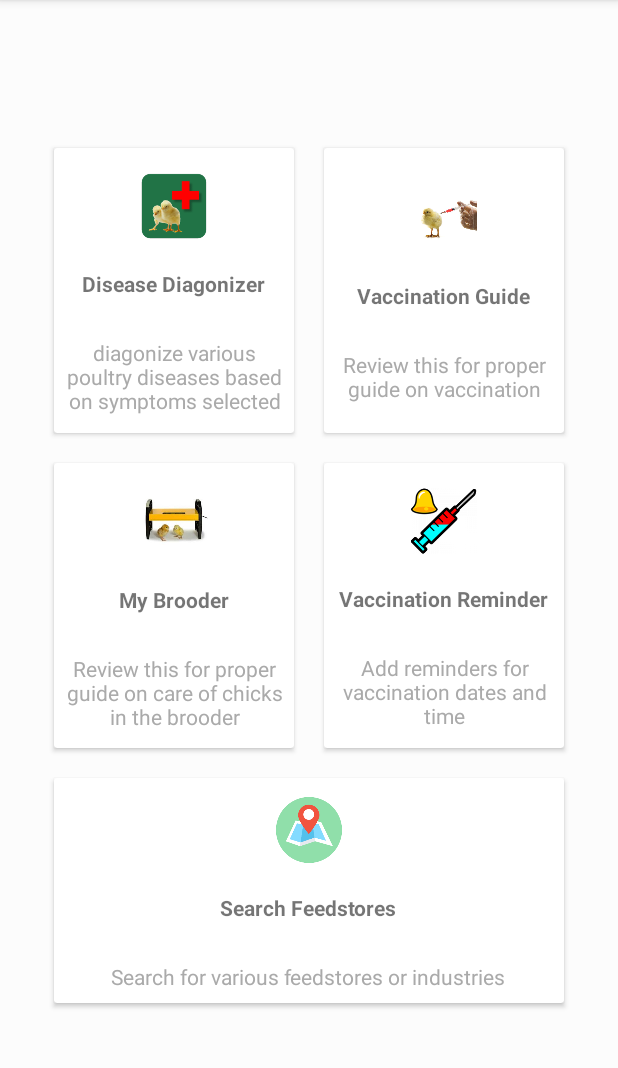
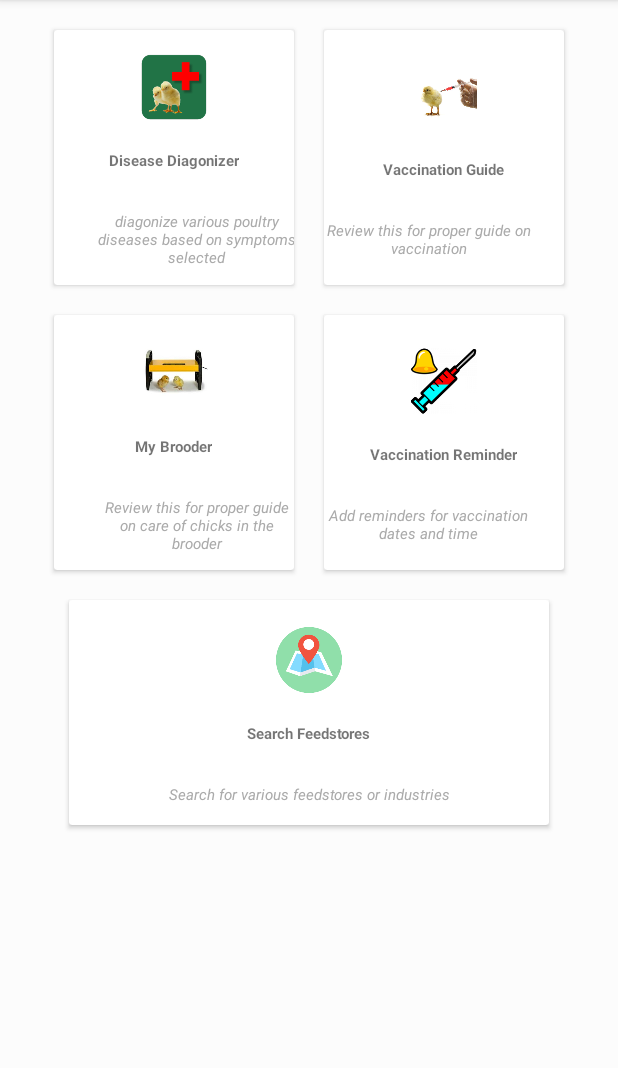
Before and after one commit to DannyMtwenty/M-chick, an Android app: the Homepage screen opened directly, with no data from a screen before it, on a phone screen of 412 x 824 dp, the part 84-1152 px from its top. Run offline under Robolectric (Android 15) with nearby library versions, the phone set to English and light mode, and no system bars.

```diff
--- a/app/src/main/java/com/example/m_chick/Homepage.java
+++ b/app/src/main/java/com/example/m_chick/Homepage.java
@@ -20,6 +20,14 @@ private CardView diseaseCard,vaccinationCard,brooderCard,reminderCard,mapCard;
         reminderCard=(CardView)findViewById(R.id.remindercard);
         mapCard=(CardView)findViewById(R.id.mapcard);
 
+        mapCard.setOnClickListener(new View.OnClickListener() {
+            @Override
+            public void onClick(View view) {
+                Intent intent=new Intent(Homepage.this,Search.class);
+                startActivity(intent);
+            }
+        });
+
         diseaseCard.setOnClickListener(new View.OnClickListener() {
             @Override
             public void onClick(View view) {
@@ -28,4 +36,5 @@ private CardView diseaseCard,vaccinationCard,brooderCard,reminderCard,mapCard;
             }
         });
     }
+
 }
--- a/app/src/main/java/com/example/m_chick/diseaseref.java
+++ b/app/src/main/java/com/example/m_chick/diseaseref.java
@@ -14,7 +14,7 @@ public class diseaseref extends AppCompatActivity {
         setContentView(R.layout.activity_diseaseref);
         WebView webView = new WebView(this);
         setContentView(webView);
-        webView.loadUrl("https://www.cdc.gov/diseasesconditions/index.html");
+        webView.loadUrl("http://www.nafis.go.ke/livestock/poultry-chicken/general-information/poultry-diseases/");
 
         if (getSupportActionBar()!=null) {
             getSupportActionBar().setDisplayHomeAsUpEnabled(true);
--- a/app/src/main/java/com/example/m_chick/symptoms.java
+++ b/app/src/main/java/com/example/m_chick/symptoms.java
@@ -21,7 +21,7 @@ public class symptoms extends AppCompatActivity {
     Button diagonize;
     ArrayList<String> selection = new ArrayList<String>();
     WebView webView;
-    private String GoogleAPI = "AIzaSyDn9sTIpoBxPx5cGhp0X7Tyk0kPBz8Fvys";
+    private String GoogleAPI = "AIzaSyDr5Hooz0gQ2w11777UwKHLyJksYK9UKY0";
 
     @Override
     protected void onCreate(Bundle savedInstanceState) {
--- a/app/src/main/java/com/example/m_chick/welcome.java
+++ b/app/src/main/java/com/example/m_chick/welcome.java
@@ -20,7 +20,7 @@ public class welcome extends AppCompatActivity {
         EasySplashScreen welcome = new EasySplashScreen(welcome.this)
                 .withFullScreen()
                 .withTargetActivity(MainActivity.class)
-                .withSplashTimeOut(3000)
+                .withSplashTimeOut(5000)
                 .withLogo(R.drawable.chick1)
                 .withBackgroundColor(Color.parseColor("#FFFFFF"))
                 .withHeaderText("Welcome to ChickMonitor!")
--- a/app/src/main/res/layout/activity_homepage.xml
+++ b/app/src/main/res/layout/activity_homepage.xml
@@ -11,6 +11,13 @@
     android:background="#fcfcfc"
     android:gravity="center"
     android:id="@+id/ll">
+    <ScrollView
+        android:layout_width="match_parent"
+        android:layout_height="match_parent">
+   <LinearLayout
+       android:layout_width="match_parent"
+       android:layout_height="wrap_content"
+       android:orientation="vertical">
     <LinearLayout
         android:clipToPadding="false"
         android:gravity="center"
@@ -22,7 +29,7 @@
             android:clickable="true"
             android:id="@+id/diseasecard"
             android:layout_width="160dp"
-            android:layout_height="190dp"
+            android:layout_height="170dp"
             android:layout_margin="10dp">
             <LinearLayout
                 android:layout_width="match_parent"
@@ -39,19 +46,24 @@
                     android:layout_width="wrap_content"
                     android:layout_height="wrap_content"
                     android:textStyle="bold"
+                    android:textSize="10dp"
                     android:layout_marginTop="10dp"
                     android:text="Disease Diagonizer"/>
                 <View
                     android:layout_width="match_parent"
                     android:layout_height="1dp"
                     android:layout_margin="10dp"/>
+
                 <TextView
                     android:layout_width="wrap_content"
                     android:layout_height="wrap_content"
+                    android:layout_marginLeft="15dp"
                     android:gravity="center"
+                    android:padding="5dp"
                     android:text="diagonize various poultry diseases based on symptoms selected"
-                    android:padding="5dp"
-                    android:textColor="@android:color/darker_gray"/>
+                    android:textColor="@android:color/darker_gray"
+                    android:textSize="10dp"
+                    android:textStyle="italic" />
 
             </LinearLayout>
         </androidx.cardview.widget.CardView>
@@ -60,7 +72,7 @@
             android:clickable="true"
             android:id="@+id/vaccinationcard"
             android:layout_width="160dp"
-            android:layout_height="190dp"
+            android:layout_height="170dp"
             android:layout_margin="10dp">
             <LinearLayout
                 android:layout_width="match_parent"
@@ -76,6 +88,7 @@
                     android:layout_width="wrap_content"
                     android:layout_height="wrap_content"
                     android:textStyle="bold"
+                    android:textSize="10dp"
                     android:layout_marginTop="10dp"
                     android:text="Vaccination Guide"/>
                 <View
@@ -85,7 +98,10 @@
                 <TextView
                     android:layout_width="wrap_content"
                     android:layout_height="wrap_content"
+                    android:layout_marginRight="10dp"
                     android:gravity="center"
+                    android:textSize="10dp"
+                    android:textStyle="italic"
                     android:text="Review this for proper guide on vaccination"
                     android:padding="5dp"
                     android:textColor="@android:color/darker_gray"/>
@@ -105,7 +121,7 @@
             android:id="@+id/broodercard"
             android:clickable="true"
             android:layout_width="160dp"
-            android:layout_height="190dp"
+            android:layout_height="170dp"
             android:layout_margin="10dp">
             <LinearLayout
                 android:layout_width="match_parent"
@@ -121,6 +137,7 @@
                     android:layout_width="wrap_content"
                     android:layout_height="wrap_content"
                     android:textStyle="bold"
+                    android:textSize="10dp"
                     android:layout_marginTop="10dp"
                     android:text="My Brooder"/>
                 <View
@@ -131,6 +148,9 @@
                     android:layout_width="wrap_content"
                     android:layout_height="wrap_content"
                     android:gravity="center"
+                    android:layout_marginLeft="15dp"
+                    android:textSize="10dp"
+                    android:textStyle="italic"
                     android:text="Review this for proper guide on care of chicks in the brooder"
                     android:padding="5dp"
                     android:textColor="@android:color/darker_gray"/>
@@ -142,7 +162,7 @@
             android:id="@+id/remindercard"
             android:clickable="true"
             android:layout_width="160dp"
-            android:layout_height="190dp"
+            android:layout_height="170dp"
             android:layout_margin="10dp">
 
             <LinearLayout
@@ -161,6 +181,7 @@
                     android:layout_width="wrap_content"
                     android:layout_height="wrap_content"
                     android:layout_marginTop="10dp"
+                    android:textSize="10dp"
                     android:text="Vaccination Reminder"
                     android:textStyle="bold" />
 
@@ -173,8 +194,11 @@
                 <TextView
                     android:layout_width="wrap_content"
                     android:layout_height="wrap_content"
+                    android:layout_marginRight="10dp"
                     android:gravity="center"
                     android:padding="5dp"
+                    android:textSize="10dp"
+                    android:textStyle="italic"
                     android:text="Add reminders for vaccination dates and time"
                     android:textColor="@android:color/darker_gray" />
 
@@ -192,7 +216,7 @@
             android:foreground="?android:attr/selectableItemBackground"
             android:id="@+id/mapcard"
             android:clickable="true"
-            android:layout_width="340dp"
+            android:layout_width="320dp"
             android:layout_height="150dp"
             android:layout_margin="10dp">
             <LinearLayout
@@ -210,6 +234,7 @@
                     android:layout_width="wrap_content"
                     android:layout_height="wrap_content"
                     android:textStyle="bold"
+                    android:textSize="10dp"
                     android:layout_marginTop="10dp"
                     android:text="Search Feedstores"/>
                 <View
@@ -220,6 +245,8 @@
                     android:layout_width="wrap_content"
                     android:layout_height="wrap_content"
                     android:gravity="center"
+                    android:textSize="10dp"
+                    android:textStyle="italic"
                     android:text="Search for various feedstores or industries"
                     android:padding="5dp"
                     android:textColor="@android:color/darker_gray"/>
@@ -227,6 +254,7 @@
             </LinearLayout>
         </androidx.cardview.widget.CardView>
 
-
     </LinearLayout>
+   </LinearLayout>
+    </ScrollView>
 </LinearLayout>
```
Also changed, not shown: app/src/main/AndroidManifest.xml (+6 -2 lines), app/src/main/java/com/example/m_chick/Search.java (added, +20 -0 lines), app/src/main/res/layout/activity_register.xml (+9 -0 lines), app/src/main/res/layout/activity_search.xml (added, +13 -0 lines).
